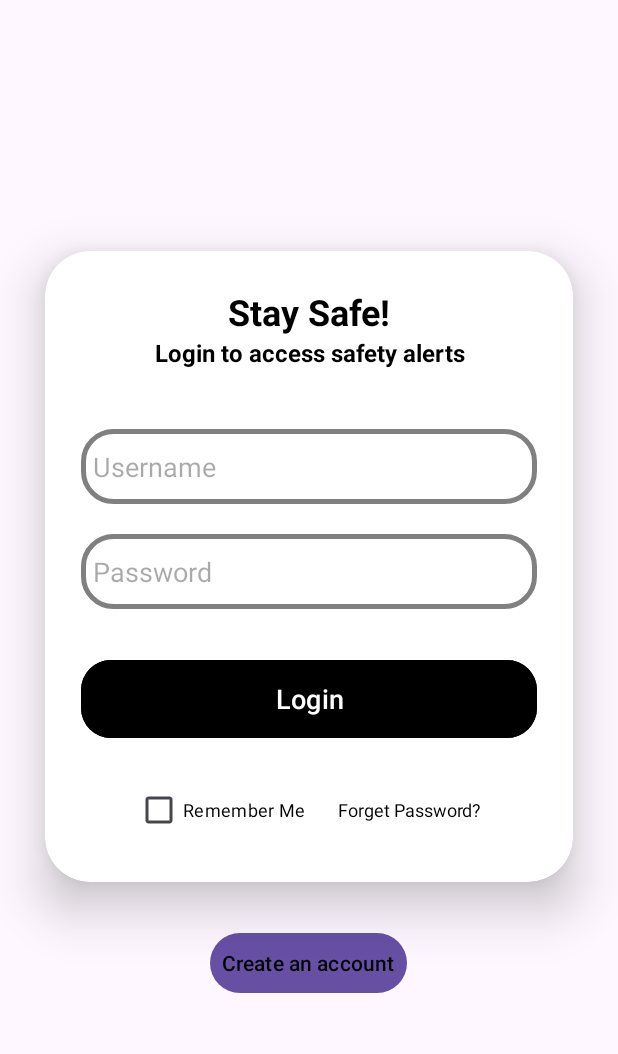
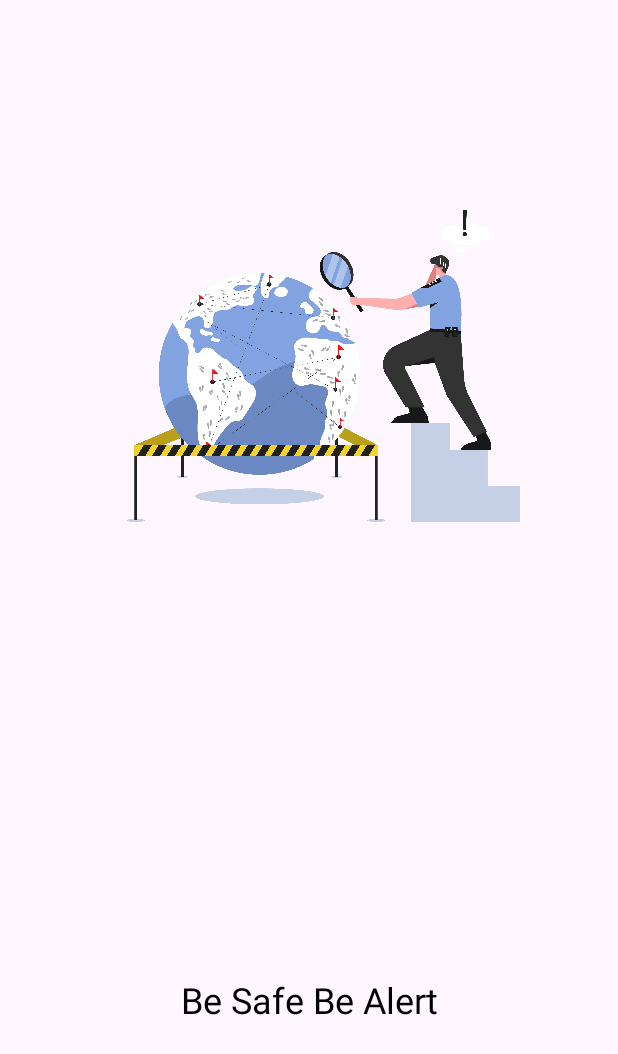
Before and after one commit to mohitsingh316/CrimeAlert, an Android app: the first screen one second after launch (MainActivity before the commit, SplashScreen after it), on a phone screen of 412 x 824 dp. Shown: the top 1054 px of the screen. Run offline under Robolectric (Android 15) with nearby library versions, the light colour scheme and no system bars.

Commit message:
first commit

```diff
--- a/app/build.gradle.kts
+++ b/app/build.gradle.kts
@@ -36,6 +36,7 @@ dependencies {
     implementation("androidx.appcompat:appcompat:1.6.1")
     implementation("com.google.android.material:material:1.11.0")
     implementation("androidx.constraintlayout:constraintlayout:2.1.4")
+    implementation("androidx.activity:activity:1.8.0")
     testImplementation("junit:junit:4.13.2")
     androidTestImplementation("androidx.test.ext:junit:1.1.5")
     androidTestImplementation("androidx.test.espresso:espresso-core:3.5.1")
--- a/app/src/main/AndroidManifest.xml
+++ b/app/src/main/AndroidManifest.xml
@@ -13,17 +13,22 @@
         android:theme="@style/Theme.Loginscreen"
         tools:targetApi="31">
         <activity
+            android:name=".SplashScreen"
+            android:exported="true" >
+        <intent-filter>
+            <action android:name="android.intent.action.MAIN" />
+
+            <category android:name="android.intent.category.LAUNCHER" />
+        </intent-filter>
+        </activity>
+        <activity
             android:name=".createaccActivity"
             android:exported="false" />
         <activity
             android:name=".MainActivity"
-            android:exported="true">
-            <intent-filter>
-                <action android:name="android.intent.action.MAIN" />
+            android:exported="true"/>
 
-                <category android:name="android.intent.category.LAUNCHER" />
-            </intent-filter>
-        </activity>
+
     </application>
 
 </manifest>
--- /dev/null
+++ b/app/src/main/java/com/example/loginscreen/SplashScreen.java
@@ -0,0 +1,36 @@
+package com.example.loginscreen;
+
+import android.content.Intent;
+import android.os.Bundle;
+import android.os.Handler;
+
+import androidx.activity.EdgeToEdge;
+import androidx.appcompat.app.AppCompatActivity;
+import androidx.core.graphics.Insets;
+import androidx.core.view.ViewCompat;
+import androidx.core.view.WindowInsetsCompat;
+
+public class SplashScreen extends AppCompatActivity {
+
+    @Override
+    protected void onCreate(Bundle savedInstanceState) {
+        super.onCreate(savedInstanceState);
+        EdgeToEdge.enable(this);
+        setContentView(R.layout.activity_splash_screen);
+        ViewCompat.setOnApplyWindowInsetsListener(findViewById(R.id.main), (v, insets) -> {
+            Insets systemBars = insets.getInsets(WindowInsetsCompat.Type.systemBars());
+            v.setPadding(systemBars.left, systemBars.top, systemBars.right, systemBars.bottom);
+            return insets;
+        });
+
+        new Handler().postDelayed(new Runnable() {
+            @Override
+            public void run() {
+                Intent iNext = new Intent(SplashScreen.this,MainActivity.class);
+                startActivity(iNext);
+            }
+        },2000);
+
+
+    }
+}
--- a/app/src/main/res/layout/activity_main.xml
+++ b/app/src/main/res/layout/activity_main.xml
@@ -45,7 +45,6 @@
                 android:layout_height="50dp"
                 android:id="@+id/username"
                 android:background="@drawable/custom_edittext"
-
                 android:drawablePadding="8dp"
                 android:hint="Username"
                 android:padding="8dp"
@@ -103,12 +102,13 @@
     <Button
         android:layout_width="wrap_content"
         android:layout_height="wrap_content"
-        android:padding="8dp"
         android:text="Create an account"
         android:textSize="14sp"
         android:textAlignment="center"
         android:id="@+id/signupText"
-        android:textColor="@color/black"
+        android:backgroundTint="@color/black"
+        android:textColor="@color/white"
+        android:textStyle="bold"
         android:layout_marginBottom="20dp"/>
 
 
--- /dev/null
+++ b/app/src/main/res/layout/activity_splash_screen.xml
@@ -0,0 +1,30 @@
+<?xml version="1.0" encoding="utf-8"?>
+<LinearLayout
+    xmlns:android="http://schemas.android.com/apk/res/android"
+    xmlns:app="http://schemas.android.com/apk/res-auto"
+    xmlns:tools="http://schemas.android.com/tools"
+    android:id="@+id/main"
+    android:layout_width="match_parent"
+    android:layout_height="match_parent"
+    android:orientation="vertical"
+    tools:context=".SplashScreen">
+
+    <ImageView
+        android:layout_width="match_parent"
+        android:layout_height="300dp"
+        android:src="@drawable/splashscreenimages"
+        android:layout_marginTop="100dp"
+        />
+
+    <TextView
+        android:layout_width="match_parent"
+        android:layout_height="wrap_content"
+        android:text="Be Safe Be Alert"
+        android:layout_marginTop="250dp"
+        android:textSize="24sp"
+        android:textColor="#000000"
+        android:gravity="center_horizontal"
+        />
+
+
+</LinearLayout>
--- a/build.gradle.kts
+++ b/build.gradle.kts
@@ -1,4 +1,4 @@
 // Top-level build file where you can add configuration options common to all sub-projects/modules.
 plugins {
-    id("com.android.application") version "8.1.3" apply false
+    id("com.android.application") version "8.3.0" apply false
 }
```
Also changed, not shown: app/src/main/res/drawable/splashscreenimages.png (added), gradle/wrapper/gradle-wrapper.properties, 2 other files.
